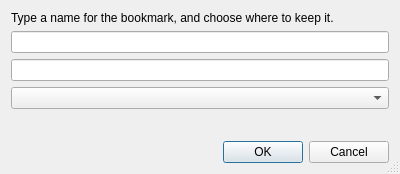
Qt form Helpviewer/Bookmarks/AddBookmarkDialog.ui (testmana2/test) before a commit.
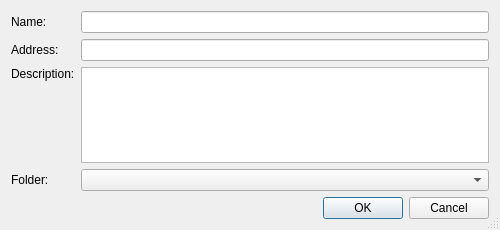
The same form after that commit. Custom widgets are drawn as their Qt base class.

Commit message: Added a dialog to edit bookmark properties and the description to the add bookmark dialog.

```diff
--- a/Helpviewer/Bookmarks/AddBookmarkDialog.ui
+++ b/Helpviewer/Bookmarks/AddBookmarkDialog.ui
@@ -1,73 +1,91 @@
 <ui version="4.0" >
  <class>AddBookmarkDialog</class>
- <widget class="QDialog" name="AddBookmarkDialog" >
-  <property name="geometry" >
+ <widget class="QDialog" name="AddBookmarkDialog">
+  <property name="geometry">
    <rect>
     <x>0</x>
     <y>0</y>
-    <width>400</width>
-    <height>174</height>
+    <width>500</width>
+    <height>230</height>
    </rect>
   </property>
-  <property name="minimumSize" >
+  <property name="minimumSize">
    <size>
-    <width>400</width>
+    <width>500</width>
     <height>0</height>
    </size>
   </property>
-  <property name="windowTitle" >
+  <property name="maximumSize">
+   <size>
+    <width>500</width>
+    <height>250</height>
+   </size>
+  </property>
+  <property name="windowTitle">
    <string>Add Bookmark</string>
   </property>
   <property name="sizeGripEnabled" >
    <bool>true</bool>
   </property>
-  <layout class="QVBoxLayout" name="verticalLayout" >
-   <item>
-    <widget class="QLabel" name="label" >
-     <property name="text" >
-      <string>Type a name for the bookmark, and choose where to keep it.</string>
-     </property>
-     <property name="textFormat" >
-      <enum>Qt::PlainText</enum>
-     </property>
-     <property name="wordWrap" >
-      <bool>true</bool>
+  <layout class="QGridLayout" name="gridLayout">
+   <item row="0" column="0">
+    <widget class="QLabel" name="label_2">
+     <property name="text">
+      <string>Name:</string>
      </property>
     </widget>
    </item>
-   <item>
-    <widget class="E5LineEdit" name="nameEdit" >
-     <property name="toolTip" >
+   <item row="0" column="1">
+    <widget class="E5LineEdit" name="nameEdit">
+     <property name="toolTip">
       <string>Enter the name</string>
      </property>
     </widget>
    </item>
-   <item>
-    <widget class="E5LineEdit" name="addressEdit" >
-     <property name="toolTip" >
+   <item row="1" column="0">
+    <widget class="QLabel" name="label_3">
+     <property name="text">
+      <string>Address:</string>
+     </property>
+    </widget>
+   </item>
+   <item row="1" column="1">
+    <widget class="E5LineEdit" name="addressEdit">
+     <property name="toolTip">
       <string>Enter the address</string>
      </property>
     </widget>
    </item>
-   <item>
-    <widget class="QComboBox" name="locationCombo" />
+   <item row="2" column="0">
+    <widget class="QLabel" name="label">
+     <property name="text">
+      <string>Description:</string>
+     </property>
+     <property name="alignment">
+      <set>Qt::AlignLeading|Qt::AlignLeft|Qt::AlignTop</set>
+     </property>
+    </widget>
    </item>
-   <item>
-    <spacer name="verticalSpacer" >
-     <property name="orientation" >
-      <enum>Qt::Vertical</enum>
+   <item row="2" column="1">
+    <widget class="QPlainTextEdit" name="descriptionEdit">
+     <property name="toolTip">
+      <string>Enter a description</string>
      </property>
-     <property name="sizeHint" stdset="0" >
-      <size>
-       <width>20</width>
-       <height>9</height>
-      </size>
+    </widget>
+   </item>
+   <item row="3" column="0">
+    <widget class="QLabel" name="label_4">
+     <property name="text">
+      <string>Folder:</string>
      </property>
-    </spacer>
+    </widget>
    </item>
-   <item>
-    <widget class="QDialogButtonBox" name="buttonBox" >
-     <property name="orientation" >
+   <item row="3" column="1">
+    <widget class="QComboBox" name="locationCombo"/>
+   </item>
+   <item row="4" column="0" colspan="2">
+    <widget class="QDialogButtonBox" name="buttonBox">
+     <property name="orientation">
       <enum>Qt::Horizontal</enum>
      </property>
      <property name="standardButtons" >
```
Left out of the diff: 16 changed lines with no effect on the pictures. The commit also changes 29 other files.
